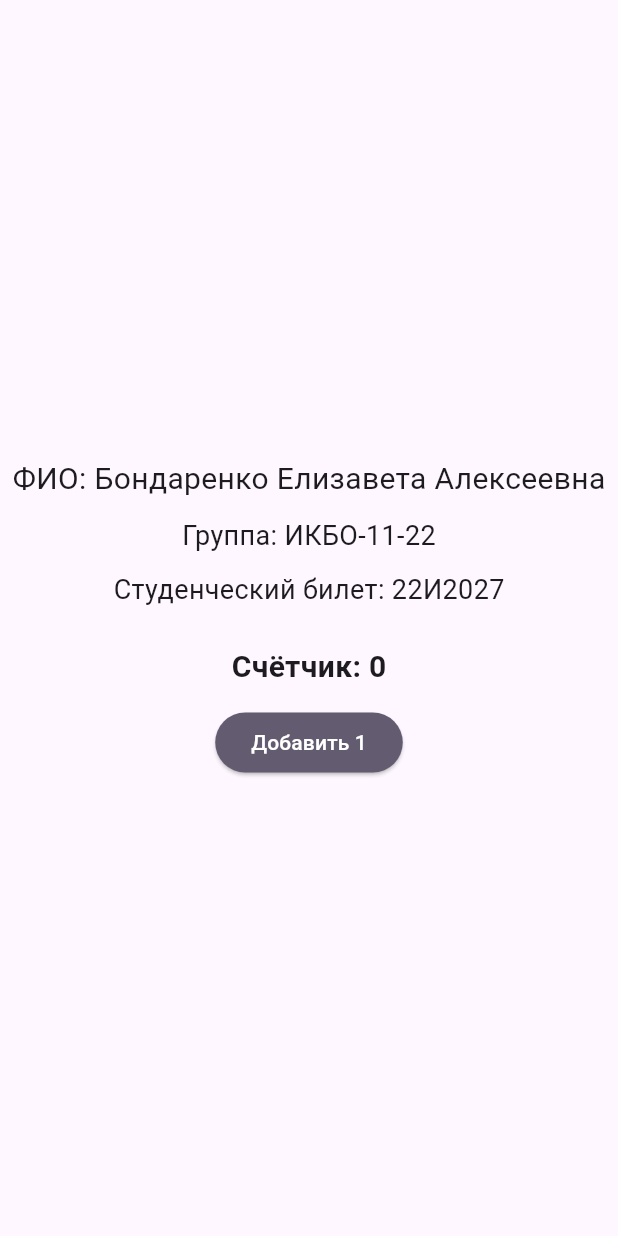
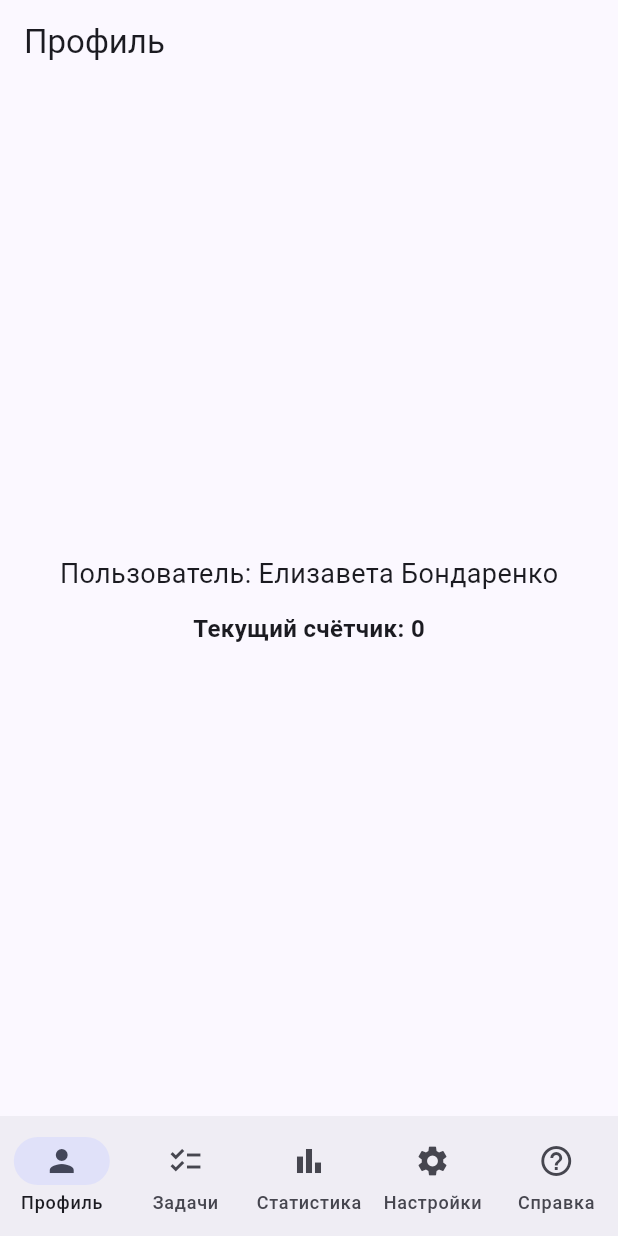
Before and after one commit to lui0000/flitter-2-3, a Flutter app: the screen it shows after launch, on a phone screen of 412 x 824 dp. Run offline on Flutter 3.47's test engine with Material 3 defaults, Android fonts, the phone set to English and light mode, and no system bars.

Commit message:
было создано приложение

```diff
--- a/lib/main.dart
+++ b/lib/main.dart
@@ -1,45 +1,103 @@
 import 'package:flutter/material.dart';
-import 'widgets/my_info_block.dart';
-import 'widgets/counter_panel.dart';
+import 'screens/profile_screen.dart';
+import 'screens/tasks_screen.dart';
+import 'screens/stats_screen.dart';
+import 'screens/settings_screen.dart';
+import 'screens/help_screen.dart';
 
 void main() {
-  runApp(const MyApp());
+  runApp(const AppRoot());
 }
 
-class MyApp extends StatelessWidget {
-  const MyApp({super.key});
+class AppRoot extends StatelessWidget {
+  const AppRoot({super.key});
 
   @override
   Widget build(BuildContext context) {
     return MaterialApp(
-      title: 'Stateful demo',
+      title: 'Content Switch Demo',
       theme: ThemeData(
-        colorScheme: ColorScheme.fromSeed(seedColor: Colors.deepPurple),
+        colorScheme: ColorScheme.fromSeed(seedColor: Colors.indigo),
         useMaterial3: true,
       ),
-      home: const Scaffold(
-        body: SafeArea(
-          child: Center(
-            child: _DemoScreen(),
-          ),
+      home: const HomeShell(),
+    );
+  }
+}
+
+class HomeShell extends StatefulWidget {
+  const HomeShell({super.key});
+
+  @override
+  State<HomeShell> createState() => _HomeShellState();
+}
+
+class _HomeShellState extends State<HomeShell> {
+  int _index = 0;
+
+  String _userName = 'Елизавета Бондаренко';
+  int _step = 1;
+  int _counter = 0;
+  final List<String> _tasks = [
+    'Сверстать виджеты',
+    'Добавить StatefulWidget',
+    'Сделать навигацию',
+    'Связать экраны состоянием',
+    'Подготовить отчёт',
+  ];
+
+  void incrementCounter() {
+    setState(() {
+      _counter += _step;
+    });
+  }
+
+  void updateStep(int newStep) {
+    setState(() {
+      _step = newStep.clamp(1, 10);
+    });
+  }
+
+  void addTask(String task) {
+    setState(() {
+      _tasks.add(task);
+    });
+  }
+
+  void removeTaskAt(int i) {
+    setState(() {
+      if (i >= 0 && i < _tasks.length) _tasks.removeAt(i);
+    });
+  }
+
+  @override
+  Widget build(BuildContext context) {
+    final pages = <Widget>[
+      ProfileScreen(userName: _userName, counter: _counter),
+      TasksScreen(tasks: _tasks, onAdd: addTask, onRemoveAt: removeTaskAt),
+      StatsScreen(counter: _counter, step: _step, onIncrement: incrementCounter),
+      SettingsScreen(step: _step, onStepChanged: updateStep),
+      HelpScreen(),
+    ];
+
+    return Scaffold(
+      appBar: AppBar(
+        title: Text(
+          ['Профиль', 'Задачи', 'Статистика', 'Настройки', 'Справка'][_index],
         ),
+      ),
+      body: SafeArea(child: pages[_index]),
+      bottomNavigationBar: NavigationBar(
+        selectedIndex: _index,
+        onDestinationSelected: (i) => setState(() => _index = i),
+        destinations: const [
+          NavigationDestination(icon: Icon(Icons.person), label: 'Профиль'),
+          NavigationDestination(icon: Icon(Icons.checklist), label: 'Задачи'),
+          NavigationDestination(icon: Icon(Icons.bar_chart), label: 'Статистика'),
+          NavigationDestination(icon: Icon(Icons.settings), label: 'Настройки'),
+          NavigationDestination(icon: Icon(Icons.help_outline), label: 'Справка'),
+        ],
       ),
     );
   }
 }
-
-class _DemoScreen extends StatelessWidget {
-  const _DemoScreen();
-
-  @override
-  Widget build(BuildContext context) {
-    return Column(
-      mainAxisSize: MainAxisSize.min,
-      children: const [
-        MyInfoBlock(),
-        SizedBox(height: 24),
-        CounterPanel(start: 0, step: 1),
-      ],
-    );
-  }
-}
--- /dev/null
+++ b/lib/screens/help_screen.dart
@@ -0,0 +1,23 @@
+import 'package:flutter/material.dart';
+
+class HelpScreen extends StatelessWidget {
+  const HelpScreen({super.key});
+
+  @override
+  Widget build(BuildContext context) {
+    return ListView(
+      padding: const EdgeInsets.all(16),
+      children: const [
+        Text('Справка', style: TextStyle(fontSize: 20, fontWeight: FontWeight.w700)),
+        SizedBox(height: 12),
+        Text('1. Профиль показывает имя и текущее значение счётчика.'),
+        SizedBox(height: 6),
+        Text('2. Задачи - добавление и удаление элементов списка.'),
+        SizedBox(height: 6),
+        Text('3. Статистика - увеличение счётчика по текущему шагу.'),
+        SizedBox(height: 6),
+        Text('4. Настройки - выбор шага, влияет на Статистику и Профиль.'),
+      ],
+    );
+  }
+}
--- /dev/null
+++ b/lib/screens/profile_screen.dart
@@ -0,0 +1,23 @@
+import 'package:flutter/material.dart';
+
+class ProfileScreen extends StatelessWidget {
+  const ProfileScreen({super.key, required this.userName, required this.counter});
+
+  final String userName;
+  final int counter;
+
+  @override
+  Widget build(BuildContext context) {
+    return Center(
+      child: Column(
+        mainAxisSize: MainAxisSize.min,
+        children: [
+          Text('Пользователь: $userName', style: const TextStyle(fontSize: 18)),
+          const SizedBox(height: 12),
+          Text('Текущий счётчик: $counter',
+              style: const TextStyle(fontSize: 16, fontWeight: FontWeight.w600)),
+        ],
+      ),
+    );
+  }
+}
```
Also changed, not shown: lib/screens/settings_screen.dart (added, +39 -0 lines), lib/screens/stats_screen.dart (added, +35 -0 lines), lib/screens/tasks_screen.dart (added, +79 -0 lines), 1 other file.
